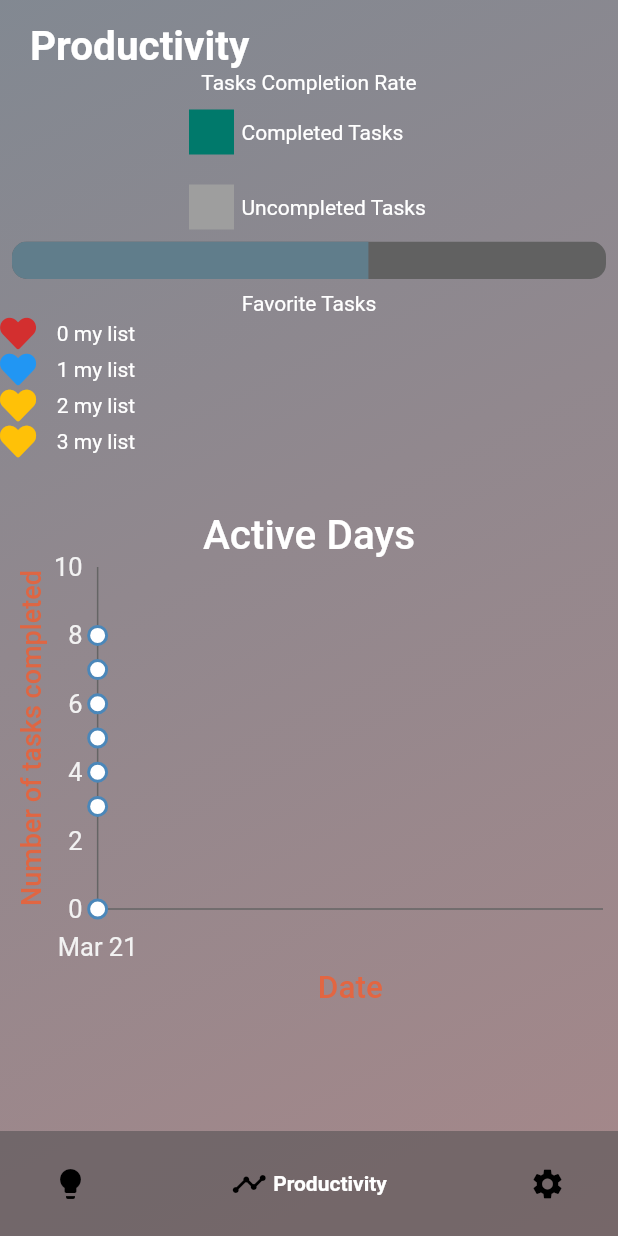
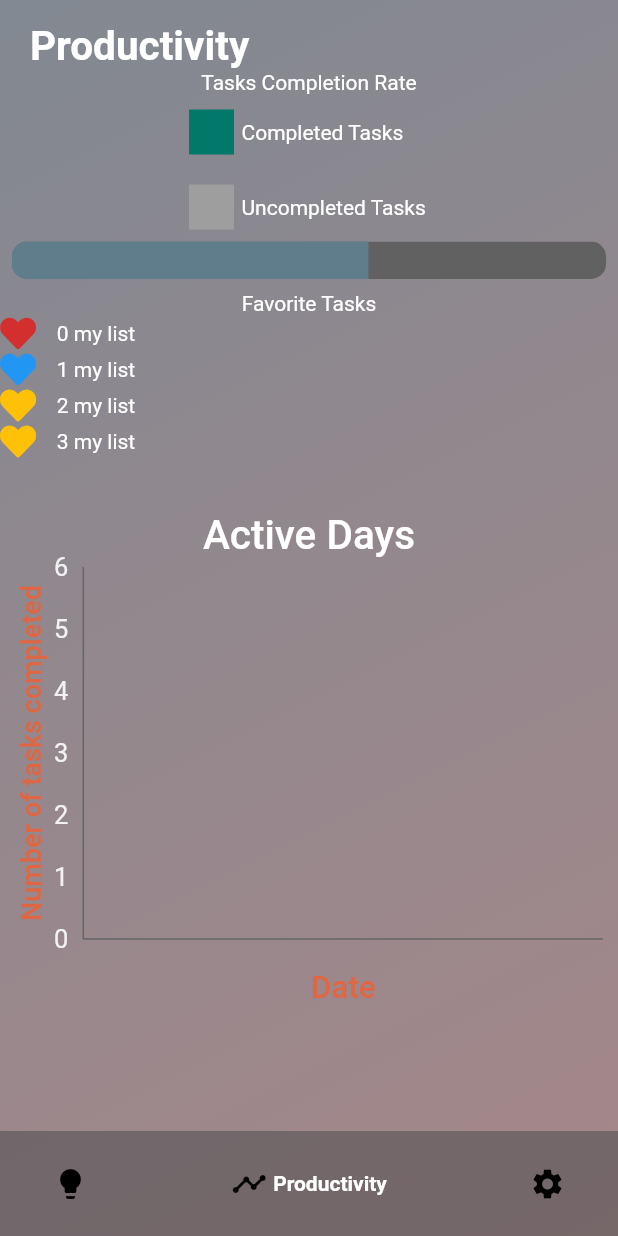
Before and after one commit to nathan-young1/idealog, a Flutter app: the screen it shows after launch, swiped to page 2, on a phone screen of 412 x 824 dp. Run offline on Flutter 3.47's test engine with Material 2 defaults, Android fonts, the phone set to English and light mode, and no system bars; drawn by our look-alikes of google_nav_bar; our stand-ins replace firebase_auth, firebase_core, flutter_screenutil, font_awesome_flutter, google_sign_in, sleek_circular_slider and 2 more; accounts and stored records are empty.

Commit message:
add steam

```diff
--- a/lib/analytics/analyticsSql.dart
+++ b/lib/analytics/analyticsSql.dart
@@ -35,28 +35,36 @@ class AnalyticsSql {
     await _analyticsDb.close();
   }
 
-  static readAnalytics() async {
-    int currentMonth = DateTime.now().month;
+  static Future<List<AnalyticsData>> readAnalytics() async {
+    DateTime now = DateTime.now();
+    int currentMonth = now.month;
+    int currentYear = now.year;
     Database _analyticsDb = await openDatabase(Analytics_Table_Name,version: 1,onCreate: (_db,_version)=>print('Started Analytics'),readOnly: true);
     await _analyticsDb.execute(createAnalyticsTable);
-    List<Map<String,Object?>> result = await _analyticsDb.query(Analytics_Table_Name,where: '$Column_Month = $currentMonth');
+    List<Map<String,Object?>> dbResult = await _analyticsDb.query(Analytics_Table_Name,where: '$Column_Month = $currentMonth');
     await _analyticsDb.close();
-    List<int> allDays = [];
-    result.forEach((row) { allDays.add(int.parse(row[Column_day].toString()));});
-    Set<int> activeDays = Set.from(allDays);
-    print(result.length);
-    print(result);
-    activeDays.forEach((day) {
-      int numberOfTasks = 0;
-      allDays.forEach((element) {if(element == day){++numberOfTasks;}});
-      Data newD = Data(date: DateTime(2021,4,day), numberOfTasksCompleted: numberOfTasks);
-      print('${newD.date} ${newD.numberOfTasksCompleted}');});
-    print('$allDays   $activeDays');
+    List<int> recordedDaysInDb = [];
+    //create a list of all the days recorded in the database
+    dbResult.forEach((row) => recordedDaysInDb.add(row[Column_day] as int));
+    //create a set to know the active days (so it does not repeat days in list)
+    Set<int> activeDays = Set.from(recordedDaysInDb);
+    // to store the result of the analytics
+    List<AnalyticsData> analyticsResult = [];
+    //the number of times that active day repeat in the list is equilavent to the number of task completed on that day
+    activeDays.forEach((activeDay) {
+      int numberOfTasksCompleted = 0;
+      recordedDaysInDb.forEach((day) {if(day == activeDay){++numberOfTasksCompleted;}});
+
+      AnalyticsData newData = AnalyticsData(date: DateTime(currentYear,currentMonth,activeDay), numberOfTasksCompleted: numberOfTasksCompleted);
+      analyticsResult.add(newData);
+      // print('${newData.date} ${newData.numberOfTasksCompleted}');
+      });
+      return analyticsResult;
   }
 }
 
-class Data{
+class AnalyticsData{
   DateTime date;
   int numberOfTasksCompleted;
-  Data({required this.date,required this.numberOfTasksCompleted});
+  AnalyticsData({required this.date,required this.numberOfTasksCompleted});
 }
--- a/lib/customWidget/ideaCard.dart
+++ b/lib/customWidget/ideaCard.dart
@@ -17,7 +17,7 @@ class IdeaCard extends StatelessWidget {
     final int completedTasksSize = idea.tasks!.completedTasks.length;
     final int totalNumberOfTasks = uncompletedTasksSize + completedTasksSize;
     final double percent = (completedTasksSize/totalNumberOfTasks)*100;
-
+    print('$percent');
     return Padding(
       padding: EdgeInsets.symmetric(vertical: 10.0,horizontal: 30),
       child: GestureDetector(
--- a/lib/idea/ui/newIdea.dart
+++ b/lib/idea/ui/newIdea.dart
@@ -11,7 +11,7 @@ class NewIdea extends StatefulWidget {
 }
 
 class _NewIdeaState extends State<NewIdea> {
-  List<String> tasks = [];
+  Set<String> tasks = {};
   TextEditingController taskField = TextEditingController();
   TextEditingController deadline = TextEditingController();
   TextEditingController ideaTitle = TextEditingController();
--- a/lib/main.dart
+++ b/lib/main.dart
@@ -1,9 +1,14 @@
+import 'dart:async';
+
 import 'package:flutter/material.dart';
 import 'package:flutter_screenutil/flutter_screenutil.dart';
 import 'package:flutter_screenutil/screen_util.dart';
 import 'package:idealog/application-menu/menuPageView.dart';
 import 'package:idealog/application-ui/splashScreen.dart';
+import 'package:idealog/sqlite-db/sqlite.dart';
+import 'package:provider/provider.dart';
 import 'auth/ui/authUi.dart';
+import 'core-models/ideasModel.dart';
 import 'idea/ui/newIdea.dart';
 
 void main() => runApp(Idealog());
@@ -12,11 +17,16 @@ class Idealog extends StatelessWidget {
 
   @override
   Widget build(BuildContext context) {
+    Sqlite.initialize();
     return LayoutBuilder(
        builder: (_, constraints) {
         ScreenUtil.init(constraints);
         return ScreenUtilInit(
-          builder: () => MaterialApp(
+          builder: () => MultiProvider(
+            providers: [
+              StreamProvider<List<Idea>>(create: (context) => Sqlite.dbStream,initialData: [])
+            ],
+            child: MaterialApp(
               title: 'Idealog',
               debugShowCheckedModeBanner: false,
               theme: ThemeData(
@@ -30,6 +40,7 @@ class Idealog extends StatelessWidget {
                 'AddNewIdea': (context) => NewIdea(),
               },
             ),
+          ),
         );
       }
     );
--- a/lib/productivity/ui/productivity.dart
+++ b/lib/productivity/ui/productivity.dart
@@ -1,6 +1,7 @@
 import 'package:flutter/material.dart';
 import 'package:font_awesome_flutter/font_awesome_flutter.dart';
 import 'package:idealog/analytics/analyticsSql.dart';
+import 'package:provider/provider.dart';
 import 'package:syncfusion_flutter_charts/charts.dart';
 
 class Productivity extends StatefulWidget {
@@ -9,24 +10,13 @@ class Productivity extends StatefulWidget {
 }
 
 class _ProductivityState extends State<Productivity> {
-  @override
-    void initState() {
-      WidgetsBinding.instance!.addPostFrameCallback((timeStamp) async{await AnalyticsSql.readAnalytics(); });
-      super.initState();
-    }
-  final List<_ActiveDays> thisWeek = [
-    _ActiveDays(date: DateTime(2021,3,21), numberOfTasksCompleted: 5),
-    _ActiveDays(date: DateTime(2021,3,8), numberOfTasksCompleted: 8),
-    _ActiveDays(date: DateTime(2021,3,9), numberOfTasksCompleted: 4),
-    _ActiveDays(date: DateTime(2021,3,15), numberOfTasksCompleted: 6),
-    _ActiveDays(date: DateTime(2021,3,20), numberOfTasksCompleted: 7),
-    _ActiveDays(date: DateTime(2021,2,25), numberOfTasksCompleted: 3),
-    _ActiveDays(date: DateTime.now(), numberOfTasksCompleted: 0),
-  ];
 
   @override
   Widget build(BuildContext context) {
-    return Column(
+    return FutureProvider<List<AnalyticsData>>.value(
+      initialData: [],
+      value: AnalyticsSql.readAnalytics(),
+      child: Column(
         mainAxisSize: MainAxisSize.max,
         crossAxisAlignment: CrossAxisAlignment.start,
         children: [
@@ -46,11 +36,12 @@ class _ProductivityState extends State<Productivity> {
                 ),
                 FavoriteTask(),
                 SizedBox(height: 25),
-              ActiveDaysChart(thisWeek: thisWeek)
+                ActiveDaysChart()
               ],
             ),
           ),
         ],
+      ),
     );
   }
 }
@@ -118,15 +109,12 @@ class TaskCompletionRate extends StatelessWidget {
 }
 
 class ActiveDaysChart extends StatelessWidget {
-  const ActiveDaysChart({
-    Key? key,
-    required this.thisWeek,
-  }) : super(key: key);
-
-  final List<_ActiveDays> thisWeek;
 
   @override
   Widget build(BuildContext context) {
+    List<AnalyticsData> analytics = Provider.of<List<AnalyticsData>>(context);
+    print(analytics);
+
     return Container(
       height: 350,
       width: 350,
@@ -155,8 +143,9 @@ class ActiveDaysChart extends StatelessWidget {
               textStyle: TextStyle(fontSize: 18,fontWeight: FontWeight.w500,color: Colors.deepOrange.withOpacity(0.7)))
             ),
             primaryXAxis: DateTimeCategoryAxis(
+              intervalType: DateTimeIntervalType.days,
               edgeLabelPlacement: EdgeLabelPlacement.shift,
-          maximum: DateTime.now(),
+              // maximum: DateTime.now(),
               majorTickLines: MajorTickLines(size: 10,width: 0),
               majorGridLines: MajorGridLines(width: 0),
               labelStyle: TextStyle(fontSize: 17,fontWeight: FontWeight.w400),
@@ -166,7 +155,7 @@ class ActiveDaysChart extends StatelessWidget {
               )
             ),
             series: <ChartSeries>[
-            SplineAreaSeries<_ActiveDays,DateTime>(
+                SplineAreaSeries<AnalyticsData,DateTime>(
                 markerSettings: MarkerSettings(
                   isVisible: true,
                   color: Colors.white,
@@ -175,19 +164,13 @@ class ActiveDaysChart extends StatelessWidget {
                 ),
                 cardinalSplineTension: 0.7,
                 gradient: LinearGradient(colors: [Colors.blueGrey.withOpacity(0.7),Colors.white.withOpacity(0.5)]),
-             dataSource: thisWeek,
+                 dataSource: analytics,
                  splineType: SplineType.cardinal,
-             xValueMapper: (_ActiveDays thisWeek,_)=>thisWeek.date,
-             yValueMapper: (_ActiveDays thisWeek,_)=>thisWeek.numberOfTasksCompleted
+                 xValueMapper: (AnalyticsData analytic,_)=>analytic.date,
+                 yValueMapper: (AnalyticsData analytic,_)=>analytic.numberOfTasksCompleted
                 )
             ],
       ),
     );
   }
 }
-
-class _ActiveDays{
-  DateTime date;
-  int numberOfTasksCompleted;
-  _ActiveDays({required this.date,required this.numberOfTasksCompleted});
-}
--- a/lib/sqlite-db/sqlite.dart
+++ b/lib/sqlite-db/sqlite.dart
@@ -1,3 +1,4 @@
+import 'dart:async';
 import 'dart:math';
 import 'package:idealog/global/int.dart';
 import 'package:idealog/global/strings.dart';
@@ -34,13 +35,14 @@ class Sqlite{
     await _database.close();
   }
 
-  static readFromDb() async {
-      List<Idea>? allIdeasFromDb = [];
+  static Future<List<Idea>> readFromDb() async {
+      List<Idea> allIdeasFromDb = [];
 
         Database _database = await openDatabase(sqliteDbName,version: 1,onCreate: (_db,_version)=>print('${_db.path} has been created'));
 
         await _database.execute(createIdeasTableSqlCommand);
         var result = await _database.query(ideasTableName);
+        await _database.close();
         result.forEach((idea) {
         Object? completedTasks = idea[Column_completedTasks];
         Object? uncompletedTasks = idea[Column_uncompletedTasks];
@@ -53,10 +55,9 @@ class Sqlite{
         uncompletedTasks: (uncompletedTasks != null)?uncompletedTasks.fromDbStringToListInt:[]
         ));});
 
-        await _database.close();
-
         return allIdeasFromDb;
   }
+
 
   static Future<int> getUniqueId() async {
             int uniqueId = Random().nextInt(maxRandomNumber);
@@ -84,4 +85,23 @@ class Sqlite{
     await _database.update(ideasTableName, updatedData,where: '$Column_uniqueId = $uniqueId');
     await _database.close();
   }
+
+  static Timer? periodicTimer;
+  static initialize(){
+    periodicTimer = Timer.periodic(Duration(seconds: 1), (_) async {
+        _dbStreamController.sink.add(await Sqlite.readFromDb());
+    });
+  }
+
+  static close() async {
+      periodicTimer!.cancel();
+      await _dbStreamController.close();
+  }
+
+  //The controller like a pipe for the stream through which i add the latest db check results
+  static final StreamController<List<Idea>> _dbStreamController = StreamController<List<Idea>>();
+
+  //The end of the pipe so we can listen to the stream updates
+  static Stream<List<Idea>> get dbStream => _dbStreamController.stream;
+
 }
--- a/lib/todo.txt
+++ b/lib/todo.txt
@@ -5,3 +5,6 @@
             ..add at least one task before submission
             ..handle description focus
             ..make tasks a set so as not to repeat
+            ..remeber to handle the percent
+            ..delete idea from homepage is not removing analytics data
+            ..make list idea distinct
```
Also changed, not shown: lib/application-menu/menuPageView.dart (+8 -0 lines), lib/idea/code/ideaManager.dart (+5 -5 lines), lib/idea/ui/ideaListPage.dart (+7 -12 lines), lib/global/variables.dart (added). Lines whose indentation alone changed are shown as unchanged.
